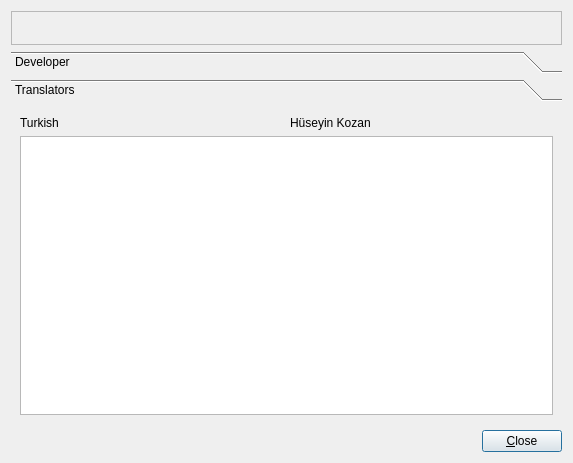
huseyinkozan/PiSiDo, file ui/aboutdialog.ui: the form before one commit.
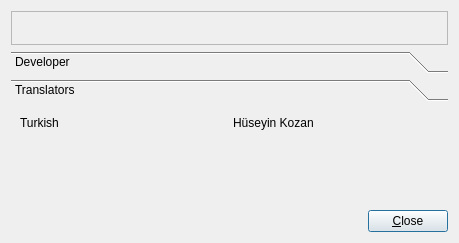
The form after the commit.

Commit message:
Delete DirectoryModel test codes.
Fix some strings and translations.

What changed in the file:
```diff
--- a/ui/aboutdialog.ui
+++ b/ui/aboutdialog.ui
@@ -6,8 +6,8 @@
    <rect>
     <x>0</x>
     <y>0</y>
-    <width>573</width>
-    <height>463</height>
+    <width>459</width>
+    <height>243</height>
    </rect>
   </property>
   <property name="windowTitle">
@@ -106,8 +106,8 @@
        <rect>
         <x>0</x>
         <y>0</y>
-        <width>555</width>
-        <height>310</height>
+        <width>441</width>
+        <height>90</height>
        </rect>
       </property>
       <attribute name="label">
@@ -133,7 +133,17 @@
         </layout>
        </item>
        <item>
-        <widget class="QTreeView" name="treeView_test"/>
+        <spacer name="verticalSpacer_2">
+         <property name="orientation">
+          <enum>Qt::Vertical</enum>
+         </property>
+         <property name="sizeHint" stdset="0">
+          <size>
+           <width>20</width>
+           <height>40</height>
+          </size>
+         </property>
+        </spacer>
        </item>
       </layout>
      </widget>
```
Left out of the diff: 4 changed lines with no effect on the pictures. The commit also changes 9 other files.
